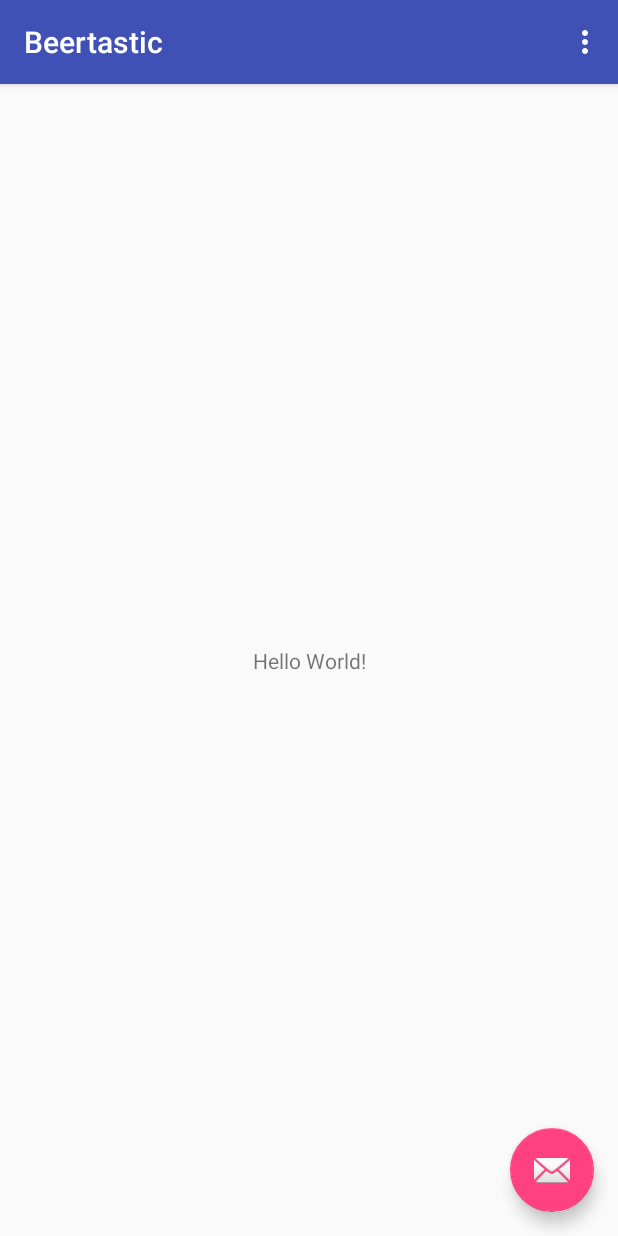
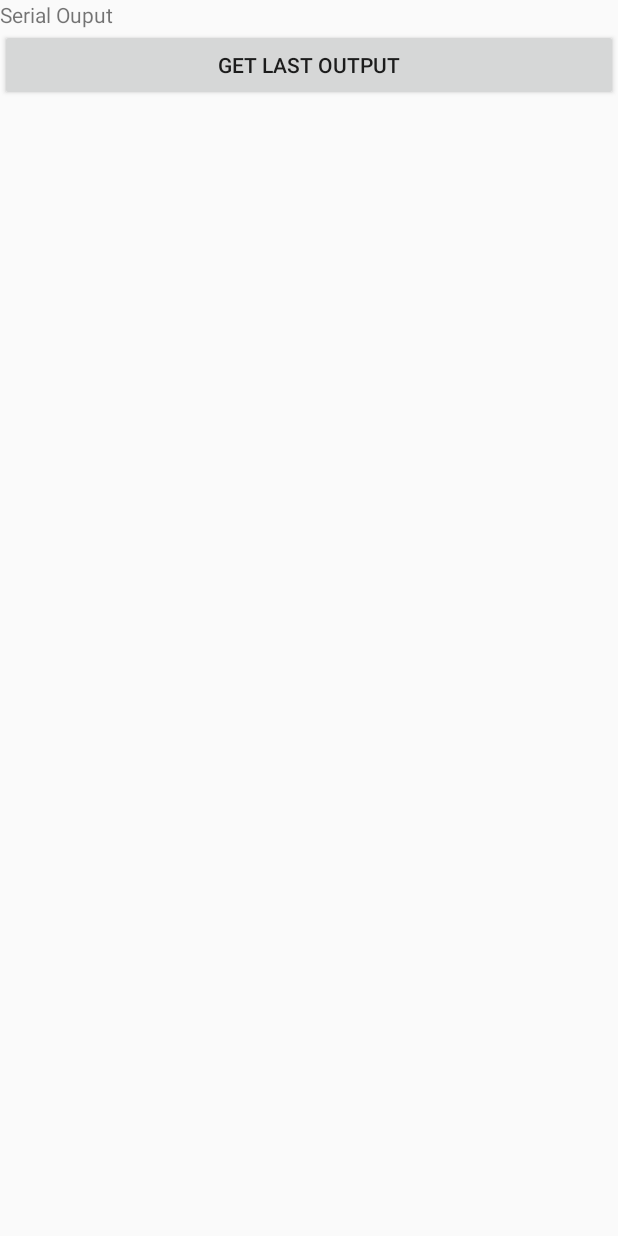
Before and after one commit to Nitschi/hackathon2018, an Android app: the screen it shows after launch (MainActivity), on a phone screen of 412 x 824 dp. Run offline under Robolectric (Android 15) with nearby library versions, the phone set to English and light mode, and no system bars; libraries missing offline, so code that uses them is left out: com.felhr.usbserial.

Commit message:
work on the serial connection
Signed-off-by: Johannes <ufdoi@student.kit.edu>

```diff
--- a/app/build.gradle
+++ b/app/build.gradle
@@ -26,4 +26,6 @@ dependencies {
     testImplementation 'junit:junit:4.12'
     androidTestImplementation 'com.android.support.test:runner:1.0.1'
     androidTestImplementation 'com.android.support.test.espresso:espresso-core:3.0.1'
+
+    compile 'com.github.felHR85:UsbSerial:4.5.2'
 }
--- a/app/src/main/java/com/beertastic/beertastic/MainActivity.java
+++ b/app/src/main/java/com/beertastic/beertastic/MainActivity.java
@@ -1,34 +1,85 @@
 package com.beertastic.beertastic;
 
+import android.content.BroadcastReceiver;
+import android.content.Context;
+import android.content.Intent;
+import android.content.IntentFilter;
+import android.hardware.usb.UsbManager;
 import android.os.Bundle;
 import android.support.design.widget.FloatingActionButton;
 import android.support.design.widget.Snackbar;
 import android.support.v7.app.AppCompatActivity;
 import android.support.v7.widget.Toolbar;
+import android.util.Log;
 import android.view.View;
 import android.view.Menu;
 import android.view.MenuItem;
+import android.view.View.OnClickListener;
+import android.widget.Button;
+import android.widget.TextView;
 
 public class MainActivity extends AppCompatActivity {
+
+    Button b1;
+    TextView t1;
+    ScaleConnector scale;
+    UsbManager usbManager;
+
 
     @Override
     protected void onCreate(Bundle savedInstanceState) {
         super.onCreate(savedInstanceState);
         setContentView(R.layout.activity_main);
-        Toolbar toolbar = (Toolbar) findViewById(R.id.toolbar);
-        setSupportActionBar(toolbar);
 
-        FloatingActionButton fab = (FloatingActionButton) findViewById(R.id.fab);
-        fab.setOnClickListener(new View.OnClickListener() {
-            @Override
-            public void onClick(View view) {
-                Snackbar.make(view, "Replace with your own action", Snackbar.LENGTH_LONG)
-                        .setAction("Action", null).show();
-            }
-        });
+        b1 = (Button)findViewById(R.id.buttonGetLastSerialOutput);
+        t1 = (TextView)findViewById(R.id.textViewSerialOuput);
+
+        b1.setOnClickListener(b1OnClick);
+
+        usbManager = (UsbManager) getSystemService(this.USB_SERVICE);
+        scale = new ScaleConnector(this, usbManager);
+
+        IntentFilter filter = new IntentFilter();
+        filter.addAction(ScaleConnector.ACTION_USB_PERMISSION);
+        filter.addAction(UsbManager.ACTION_USB_DEVICE_ATTACHED);
+        filter.addAction(UsbManager.ACTION_USB_DEVICE_DETACHED);
+        registerReceiver(broadcastReceiver, filter);
+
     }
 
-    @Override
+    OnClickListener b1OnClick = new OnClickListener(){
+        public void onClick(View v)
+        {
+            t1.setText("new int: " + scale.getLastReceivedMessage());
+        }
+
+
+
+    };
+
+    private final BroadcastReceiver broadcastReceiver = new BroadcastReceiver() { //Broadcast Receiver to automatically start and stop the Serial connection.
+        @Override
+        public void onReceive(Context context, Intent intent) {
+            if (intent.getAction().equals(ScaleConnector.ACTION_USB_PERMISSION)) {
+                boolean granted =
+                        intent.getExtras().getBoolean(UsbManager.EXTRA_PERMISSION_GRANTED);
+                if (granted) {
+                    scale.connectToScale();
+                    //b1.setEnabled(true);
+                } else {
+                    Log.d("SERIAL", "PERM NOT GRANTED");
+                }
+            } else if (intent.getAction().equals(UsbManager.ACTION_USB_DEVICE_ATTACHED)) {
+                scale.onUsbConnect();
+                //b1.setEnabled(true);
+            } else if (intent.getAction().equals(UsbManager.ACTION_USB_DEVICE_DETACHED)) {
+                scale.onUsbDisconnect();
+                //b1.setEnabled(false);
+            }
+        };
+    };
+
+
     public boolean onCreateOptionsMenu(Menu menu) {
         // Inflate the menu; this adds items to the action bar if it is present.
         getMenuInflater().inflate(R.menu.menu_main, menu);
--- /dev/null
+++ b/app/src/main/java/com/beertastic/beertastic/ScaleConnector.java
@@ -0,0 +1,119 @@
+package com.beertastic.beertastic;
+
+import android.app.PendingIntent;
+import android.content.Intent;
+import android.hardware.usb.UsbDevice;
+import android.hardware.usb.UsbDeviceConnection;
+import android.hardware.usb.UsbManager;
+import android.util.Log;
+
+import com.felhr.usbserial.UsbSerialDevice;
+import com.felhr.usbserial.UsbSerialInterface;
+
+import java.nio.ByteBuffer;
+import java.util.HashMap;
+import java.util.Map;
+
+/**
+ * Created by Johannes on 24.03.2018.
+ */
+
+public class ScaleConnector {
+    public static final String ACTION_USB_PERMISSION = "com.hariharan.arduinousb.USB_PERMISSION";
+    UsbDevice device;
+    UsbDeviceConnection connection;
+    UsbSerialDevice serialPort;
+    android.content.Context context;
+    UsbManager usbManager;
+
+    private String lastReceivedMessage = "";
+
+    public  ScaleConnector(android.content.Context context, UsbManager usbManager)
+    {
+        this.context = context;
+        this.usbManager = usbManager;
+    }
+
+    public void connectToScale()
+    {
+        Log.i("serial", "connectToScale called");
+        connection = usbManager.openDevice(device);
+        serialPort = UsbSerialDevice.createUsbSerialDevice(device, connection);
+        if (serialPort != null) {
+            if (serialPort.open()) { //Set Serial Connection Parameters.
+                serialPort.setBaudRate(9600);
+                serialPort.setDataBits(UsbSerialInterface.DATA_BITS_8);
+                serialPort.setStopBits(UsbSerialInterface.STOP_BITS_1);
+                serialPort.setParity(UsbSerialInterface.PARITY_NONE);
+                serialPort.setFlowControl(UsbSerialInterface.FLOW_CONTROL_OFF);
+                serialPort.read(mScaleMeasurementReceivedCallback); //
+                Log.i("SERIAL", "serial connection estabilshed");
+
+            } else {
+                Log.d("SERIAL", "PORT NOT OPEN");
+            }
+        } else {
+            Log.d("SERIAL", "PORT IS NULL");
+        }
+    }
+    byte[] currentBytes;
+
+    private UsbSerialInterface.UsbReadCallback mScaleMeasurementReceivedCallback = new UsbSerialInterface.UsbReadCallback() {
+
+        @Override
+        public void onReceivedData(byte[] arg0)
+        {
+            byte[] carryFeed = new byte[] {13, 10};
+
+            Log.i("serial", "byte array length: " + arg0.length);
+
+            if ((arg0.length == 2) && (arg0[0] == carryFeed[0]) && (arg0[1] == carryFeed [1]))
+            {
+                Log.i("serial", "new line");
+                return;
+            }
+
+            lastReceivedMessage = new String(arg0);;
+            Log.i("serial", lastReceivedMessage);
+        }
+
+    };
+
+    public String getLastReceivedMessage() {
+        return lastReceivedMessage;
+    }
+
+    public void onUsbConnect()
+    {
+        HashMap<String, UsbDevice> usbDevices = usbManager.getDeviceList();
+        if (!usbDevices.isEmpty()) {
+            boolean keep = true;
+            for (Map.Entry<String, UsbDevice> entry : usbDevices.entrySet()) {
+                device = entry.getValue();
+                int deviceVID = device.getVendorId();
+                if (deviceVID == 0x2341)//Arduino Vendor ID
+                {
+                    PendingIntent pi = PendingIntent.getBroadcast(context, 0, new Intent(ACTION_USB_PERMISSION), 0);
+                    usbManager.requestPermission(device, pi);
+                    keep = false;
+                } else {
+                    connection = null;
+                    device = null;
+                }
+
+                if (!keep)
+                    break;
+            }
+        }
+    }
+
+    public  void onUsbDisconnect()
+    {
+        try {
+            serialPort.close();
+        }
+        catch (Exception exception) {
+            Log.d("serial", "tried to close serial connection but serial connection was null " + exception.toString());
+        }
+    }
+}
--- a/app/src/main/res/layout/activity_main.xml
+++ b/app/src/main/res/layout/activity_main.xml
@@ -6,28 +6,26 @@
     android:layout_height="match_parent"
     tools:context="com.beertastic.beertastic.MainActivity">
 
-    <android.support.design.widget.AppBarLayout
+    <LinearLayout
         android:layout_width="match_parent"
         android:layout_height="wrap_content"
-        android:theme="@style/AppTheme.AppBarOverlay">
+        android:orientation="vertical"
+        android:visibility="visible">
 
-        <android.support.v7.widget.Toolbar
-            android:id="@+id/toolbar"
+        <TextView
+            android:id="@+id/textViewSerialOuput"
             android:layout_width="match_parent"
-            android:layout_height="?attr/actionBarSize"
-            android:background="?attr/colorPrimary"
-            app:popupTheme="@style/AppTheme.PopupOverlay" />
+            android:layout_height="wrap_content"
+            android:text="Serial Ouput"
+            android:visibility="visible" />
 
-    </android.support.design.widget.AppBarLayout>
-
-    <include layout="@layout/content_main" />
-
-    <android.support.design.widget.FloatingActionButton
-        android:id="@+id/fab"
-        android:layout_width="wrap_content"
-        android:layout_height="wrap_content"
-        android:layout_gravity="bottom|end"
-        android:layout_margin="@dimen/fab_margin"
-        app:srcCompat="@android:drawable/ic_dialog_email" />
+        <Button
+            android:id="@+id/buttonGetLastSerialOutput"
+            android:layout_width="match_parent"
+            android:layout_height="wrap_content"
+            android:enabled="true"
+            android:text="Get Last Output"
+            android:visibility="visible" />
+    </LinearLayout>
 
 </android.support.design.widget.CoordinatorLayout>
--- /dev/null
+++ b/app/src/main/res/xml/device_filter.xml
@@ -0,0 +1,5 @@
+<?xml version="1.0" encoding="utf-8"?>
+<resources>
+    <usb-device vendor-id="9025" />
+    <!-- Vendor ID of Arduino -->
+</resources>
```
Also changed, not shown: app/src/main/AndroidManifest.xml (+7 -0 lines).
